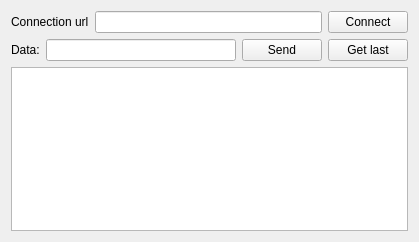
First picture: the form in widget.ui, repository JucovAllexandr/RaftClient, before the edit.
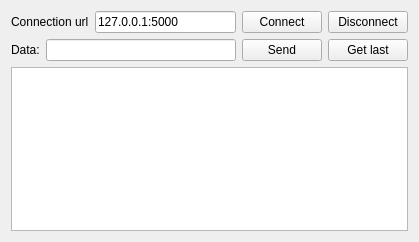
Second picture: the form after the edit.

What changed in the file:
```diff
--- a/widget.ui
+++ b/widget.ui
@@ -24,7 +24,11 @@
       </widget>
      </item>
      <item>
-      <widget class="QLineEdit" name="lineEdit_url"/>
+      <widget class="QLineEdit" name="lineEdit_url">
+       <property name="text">
+        <string>127.0.0.1:5000</string>
+       </property>
+      </widget>
      </item>
      <item>
       <widget class="QPushButton" name="pushButton_connect">
@@ -33,6 +37,13 @@
        </property>
       </widget>
      </item>
+     <item>
+      <widget class="QPushButton" name="pushButton_disconnect">
+       <property name="text">
+        <string>Disconnect</string>
+       </property>
+      </widget>
+     </item>
     </layout>
    </item>
    <item>
```
